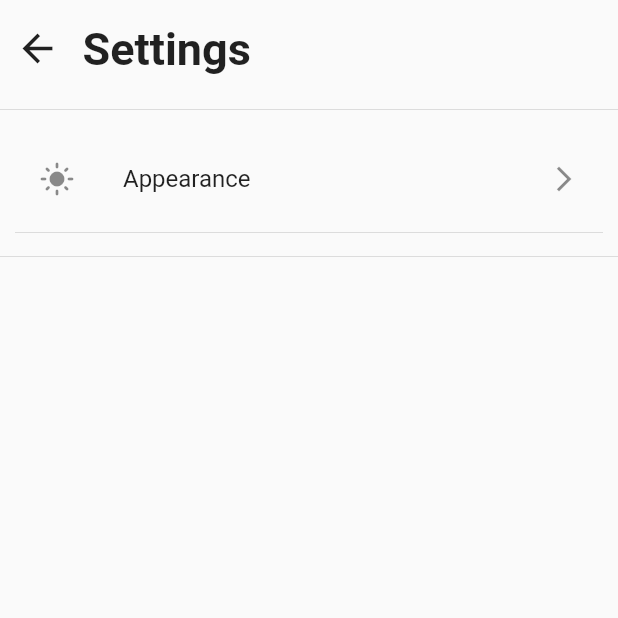
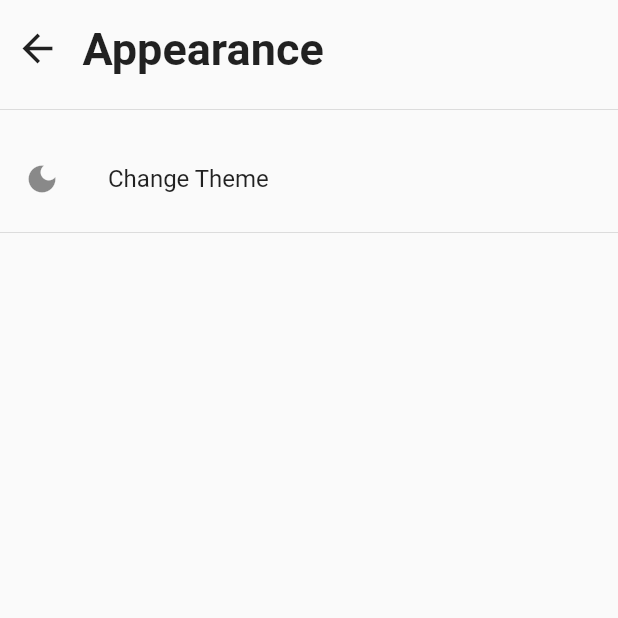
Before and after one commit to mjunaidtahir/ReadMeNow, a Flutter app: the SettingScreen screen opened directly, on a phone screen of 412 x 824 dp, the top half of it. Run offline on Flutter 3.47's test engine with Material 2 defaults, Android fonts, the phone set to English and light mode, and no system bars; our stand-ins replace get, get_storage, ionicons; missing offline and left inert: lazy_load_indexed_stack; accounts and stored records are empty.

Commit message:
add theme button and its function

```diff
--- a/lib/main.dart
+++ b/lib/main.dart
@@ -1,8 +1,12 @@
 import 'package:flutter/material.dart';
 import 'package:get/get.dart';
+import 'package:get_storage/get_storage.dart';
 import 'package:readmenow/screens/login_screen.dart';
+import 'package:readmenow/utils/theme.dart';
+import 'package:readmenow/utils/theme_service.dart';
 
-void main() {
+void main() async {
+  await GetStorage.init();
   runApp(const ReadMeNow());
 }
 
@@ -13,9 +17,9 @@ class ReadMeNow extends StatelessWidget {
   Widget build(BuildContext context) {
     return GetMaterialApp(
       debugShowCheckedModeBanner: false,
-      themeMode: ThemeMode.system,
-      darkTheme: ThemeData.light(),
-      // theme:
+      theme: Themes.light,
+      darkTheme: Themes.dark,
+      themeMode: ThemeService().theme,
       home: const LoginScreen(),
     );
   }
--- a/lib/screens/home_screen.dart
+++ b/lib/screens/home_screen.dart
@@ -88,7 +88,6 @@ class HomeScreen extends StatelessWidget {
                           Text(
                             book.title ?? "",
                             style: const TextStyle(
-                              color: Colors.black,
                               fontSize: 10,
                               fontWeight: FontWeight.w400,
                             ),
--- a/lib/screens/setting_screen.dart
+++ b/lib/screens/setting_screen.dart
@@ -1,6 +1,6 @@
 import 'package:flutter/material.dart';
 import 'package:get/get.dart';
-import 'package:readmenow/screens/settings_screen.dart';
+import 'package:readmenow/utils/theme_service.dart';
 import 'package:readmenow/widgets/top_view.dart';
 
 class SettingScreen extends StatelessWidget {
@@ -8,6 +8,7 @@ class SettingScreen extends StatelessWidget {
 
   @override
   Widget build(BuildContext context) {
+    ThemeService themeService = ThemeService();
     return Scaffold(
       body: SafeArea(
         child: Column(
@@ -23,19 +24,27 @@ class SettingScreen extends StatelessWidget {
                   ),
                 ),
                 const TopBar(
-                  text: "Settings",
+                  text: "Appearance",
                   isTrelingIconRequired: false,
                 ),
               ],
             ),
             const Divider(),
             const SizedBox(height: 10),
-            MoreSettingsTiles(
-              icon: Icons.light_mode,
-              text: "Appearance",
-              onPressed: () {},
+            ListTile(
+              leading: const Icon(Icons.dark_mode),
+              title: const Text("Change Theme"),
+              onTap: () {
+                if (Get.isDarkMode) {
+                  Get.changeThemeMode(ThemeMode.light);
+                  themeService.switchTheme();
+                } else {
+                  Get.changeThemeMode(ThemeMode.dark);
+                  themeService.switchTheme();
+                }
+              },
             ),
-            const Divider()
+            const Divider(),
           ],
         ),
       ),
--- /dev/null
+++ b/lib/utils/theme.dart
@@ -0,0 +1,6 @@
+import 'package:flutter/material.dart';
+
+class Themes {
+  static final light = ThemeData.light().copyWith();
+  static final dark = ThemeData.dark().copyWith();
+}
--- /dev/null
+++ b/lib/utils/theme_service.dart
@@ -0,0 +1,22 @@
+import 'package:flutter/material.dart';
+import 'package:get/get.dart';
+import 'package:get_storage/get_storage.dart';
+
+class ThemeService {
+  final _box = GetStorage();
+  final _key = 'isThemeMode';
+
+  ThemeMode get theme => _box.read(_key) == null
+      ? ThemeMode.light
+      : _loadThemeFromBox() == 1
+          ? ThemeMode.dark
+          : ThemeMode.light;
+
+  int _loadThemeFromBox() {
+    return _box.read(_key);
+  }
+
+  void switchTheme() {
+    _box.write(_key, Get.isDarkMode ? 0 : 1);
+  }
+}
--- a/pubspec.yaml
+++ b/pubspec.yaml
@@ -38,6 +38,7 @@ dependencies:
   get: ^4.6.5
   lazy_load_indexed_stack: ^0.1.4
   ionicons: ^0.2.2
+  get_storage: ^2.1.1
 
 dev_dependencies:
   flutter_test:
```
Also changed, not shown: pubspec.lock, 7 other files.
